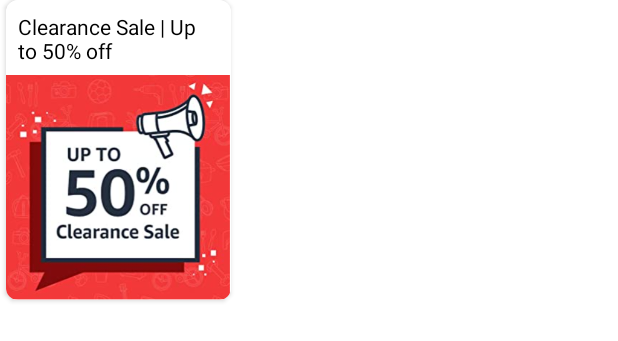
After one commit to OmarShafei-coder/AmazonCloneApp, an Android app: the layout offers_item.xml on its own in the app's theme, with its tools: preview values and no code run, on a phone screen of 412 x 824 dp. The commit adds this screen. Shown: the top 341 px of the screen. Run offline under Robolectric (Android 15) with nearby library versions, the phone set to English and light mode, and no system bars.

Commit message:
added offers recyclerView

```diff
--- a/app/build.gradle
+++ b/app/build.gradle
@@ -50,6 +50,6 @@ dependencies {
 
 //    circular image view
     implementation 'de.hdodenhof:circleimageview:3.1.0'
-//    recyclerview
     implementation "androidx.recyclerview:recyclerview:1.2.1"
+    implementation "androidx.cardview:cardview:1.0.0"
 }
--- /dev/null
+++ b/app/src/main/res/layout/offers_item.xml
@@ -0,0 +1,32 @@
+<?xml version="1.0" encoding="utf-8"?>
+<androidx.cardview.widget.CardView xmlns:android="http://schemas.android.com/apk/res/android"
+    android:layout_width="wrap_content"
+    android:layout_height="wrap_content"
+    xmlns:tools="http://schemas.android.com/tools"
+    app:cardBackgroundColor="@color/white"
+    app:cardCornerRadius="8dp"
+    android:layout_marginHorizontal="4dp"
+    xmlns:app="http://schemas.android.com/apk/res-auto">
+
+    <LinearLayout
+        android:layout_width="150dp"
+        android:layout_height="200dp"
+        android:background="@color/white"
+        android:orientation="vertical">
+
+        <TextView
+            android:id="@+id/text"
+            android:layout_width="wrap_content"
+            android:layout_height="50dp"
+            android:padding="8dp"
+            android:textColor="@color/black"
+            tools:text="Clearance Sale | Up to 50% off"/>
+        <ImageView
+            android:id="@+id/image"
+            android:layout_width="match_parent"
+            android:layout_height="match_parent"
+            android:scaleType="fitXY"
+            tools:src="@drawable/offer1"/>
+    </LinearLayout>
+
+</androidx.cardview.widget.CardView>
```
Also changed, not shown: app/src/main/java/com/omarshafei/amazoncloneapp/data/models/Offer.kt (added, +8 -0 lines), app/src/main/java/com/omarshafei/amazoncloneapp/ui/home/HomeFragment.kt (+39 -15 lines), app/src/main/java/com/omarshafei/amazoncloneapp/ui/home/OffersAdapter.kt (added, +40 -0 lines), app/src/main/res/layout/fragment_home.xml (+22 -1 lines), app/src/main/res/drawable/offer1.png (added), app/src/main/res/drawable/offer2.png (added), app/src/main/res/drawable/offer3.png (added), app/src/main/res/drawable/offer4.png (added).
